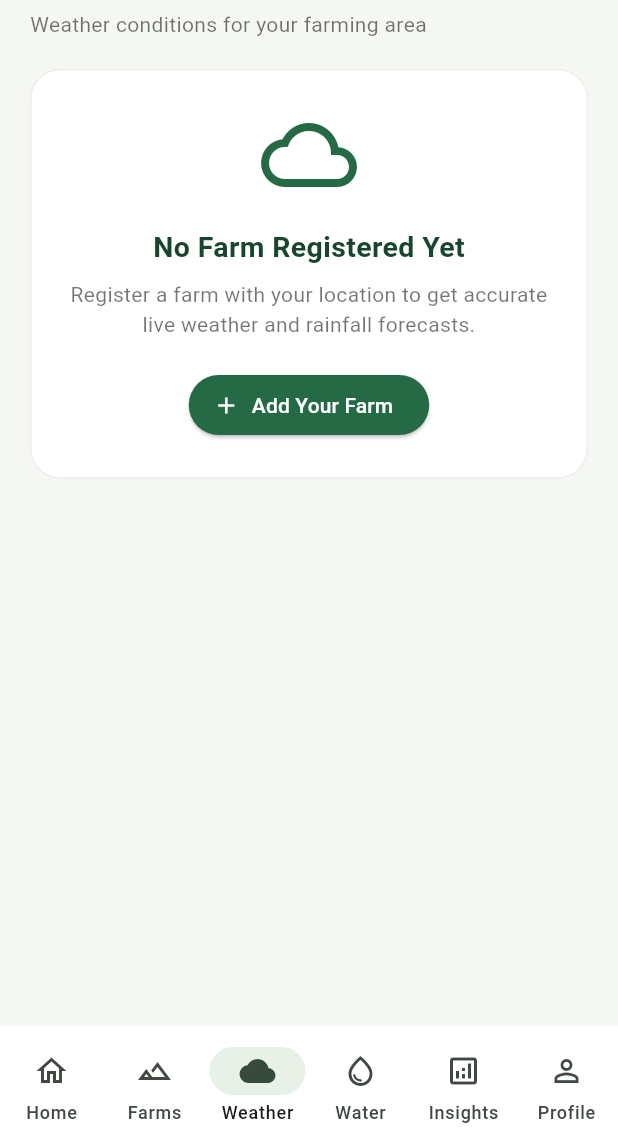
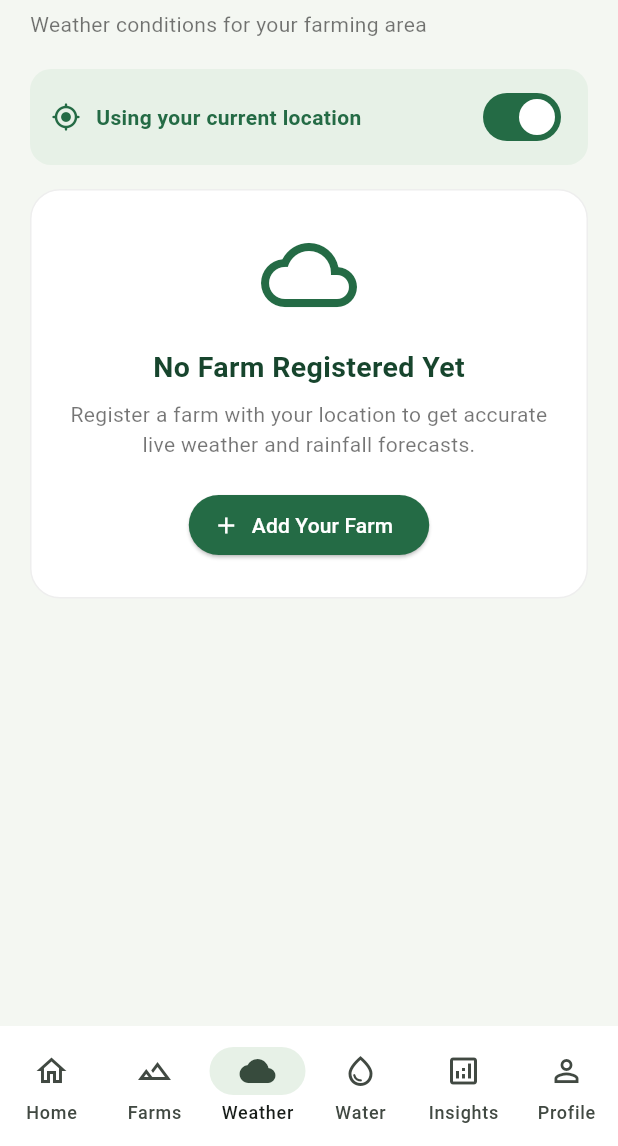
Before and after one commit to akashdebnath-alt/AgriMind-AI, a Flutter app: the MainScreen screen opened directly, item 3 of the bottom bar chosen, on a phone screen of 412 x 824 dp, the part 90-1236 px from its top. Run offline on Flutter 3.47's test engine with Material 3 defaults, Android fonts, the phone set to English and light mode, and no system bars; our stand-ins replace geolocator, material_ui, shared_preferences; accounts and stored records are empty; network calls fail; project files that could hold a hidden picture were left out.

Commit message:
Add location-aware weather support
Co-authored-by: Copilot <223556219+Copilot@users.noreply.github.com>

```diff
--- /dev/null
+++ b/lib/core/services/location_service.dart
@@ -0,0 +1,79 @@
+import 'package:geolocator/geolocator.dart';
+
+/// Result of trying to read the device location.
+class LocationResult {
+  final double? latitude;
+  final double? longitude;
+  final String? error;
+
+  const LocationResult.success(this.latitude, this.longitude) : error = null;
+  const LocationResult.failure(this.error) : latitude = null, longitude = null;
+
+  bool get ok => latitude != null && longitude != null;
+}
+
+/// Asks for location permission and returns the device's current position.
+/// The last good fix is cached so the dashboard and the weather tab don't
+/// each trigger a new GPS lookup or permission prompt.
+class LocationService {
+  static LocationResult? _cached;
+  static DateTime? _cachedAt;
+  static const Duration _cacheFor = Duration(minutes: 10);
+
+  static Future<LocationResult> getCurrentLocation({
+    bool forceRefresh = false,
+  }) async {
+    final cached = _cached;
+    final at = _cachedAt;
+    if (!forceRefresh &&
+        cached != null &&
+        cached.ok &&
+        at != null &&
+        DateTime.now().difference(at) < _cacheFor) {
+      return cached;
+    }
+
+    try {
+      final serviceEnabled = await Geolocator.isLocationServiceEnabled();
+      if (!serviceEnabled) {
+        return const LocationResult.failure(
+          'Location services are turned off. Turn them on to see weather for your current location.',
+        );
+      }
+
+      var permission = await Geolocator.checkPermission();
+      if (permission == LocationPermission.denied) {
+        permission = await Geolocator.requestPermission();
+      }
+      if (permission == LocationPermission.denied) {
+        return const LocationResult.failure(
+          'Location permission was denied. Allow it to see weather for your current location.',
+        );
+      }
+      if (permission == LocationPermission.deniedForever) {
+        return const LocationResult.failure(
+          'Location permission is blocked. Enable it in your device or browser settings.',
+        );
+      }
+
+      // Weather only needs city-level accuracy, which is faster and uses less battery.
+      final pos = await Geolocator.getCurrentPosition(
+        locationSettings: const LocationSettings(
+          accuracy: LocationAccuracy.low,
+          timeLimit: Duration(seconds: 12),
+        ),
+      );
+      final result = LocationResult.success(pos.latitude, pos.longitude);
+      _cached = result;
+      _cachedAt = DateTime.now();
+      return result;
+    } catch (e) {
+      return LocationResult.failure('Could not get your location: $e');
+    }
+  }
+
+  /// Opens the OS settings page for this app (useful after "denied forever").
+  static Future<void> openSettings() async {
+    await Geolocator.openAppSettings();
+  }
+}
--- a/lib/features/weather/weather_screen.dart
+++ b/lib/features/weather/weather_screen.dart
@@ -2,6 +2,7 @@ import 'package:material_ui/material_ui.dart';
 
 import '../../core/app_colors.dart';
 import '../../core/services/api_service.dart';
+import '../../core/services/location_service.dart';
 import '../farms/farm_model.dart';
 
 class WeatherScreen extends StatefulWidget {
@@ -19,6 +20,8 @@ class _WeatherScreenState extends State<WeatherScreen> {
   Map<String, dynamic>? _weatherData;
   List<Farm> _farms = [];
   int? _selectedFarmId;
+  bool _useCurrentLocation = true;
+  String? _locationError;
 
   @override
   void initState() {
@@ -46,10 +49,27 @@ class _WeatherScreenState extends State<WeatherScreen> {
         _selectedFarmId = _farms.first.id;
       }
 
-      final data = await ApiService().getWeather(farmId: _selectedFarmId);
+      Map<String, dynamic>? data;
+      String? locationError;
+      if (_useCurrentLocation) {
+        final loc = await LocationService.getCurrentLocation(
+          forceRefresh: forceRefresh,
+        );
+        if (loc.ok) {
+          data = await ApiService().getWeather(
+            lat: loc.latitude,
+            lon: loc.longitude,
+          );
+        } else {
+          locationError = loc.error;
+        }
+      }
+      // Fall back to the selected farm if location is off, denied or failed.
+      data ??= await ApiService().getWeather(farmId: _selectedFarmId);
       if (mounted) {
         setState(() {
           _weatherData = data;
+          _locationError = locationError;
           _isLoading = false;
         });
       }
@@ -140,6 +160,10 @@ class _WeatherScreenState extends State<WeatherScreen> {
 
                 const SizedBox(height: 20),
 
+                // Current-location toggle (shows a hint if permission is missing)
+                _locationBar(),
+                const SizedBox(height: 16),
+
                 // Farm selector dropdown if multiple farms exist
                 if (_farms.length > 1) ...[
                   Container(
@@ -173,7 +197,10 @@ class _WeatherScreenState extends State<WeatherScreen> {
                         }).toList(),
                         onChanged: (val) {
                           if (val != null && val != _selectedFarmId) {
-                            setState(() => _selectedFarmId = val);
+                            setState(() {
+                              _selectedFarmId = val;
+                              _useCurrentLocation = false;
+                            });
                             _loadWeather();
                           }
                         },
@@ -251,7 +278,7 @@ class _WeatherScreenState extends State<WeatherScreen> {
                         const SizedBox(height: 10),
                         Text(
                           _weatherData != null
-                              ? 'Live forecast powered by Open-Meteo for ${_weatherData!['farm_name'] ?? 'your farm'}. '
+                              ? 'Live forecast powered by Open-Meteo for ${_weatherData!['farm_name'] ?? 'your current location'}. '
                                     'Rainfall and reference evapotranspiration (ET0) are directly integrated into irrigation planning.'
                               : 'Weather information helps plan field activities, monitor rainfall, and calculate smart irrigation needs.',
                           style: const TextStyle(height: 1.4),
@@ -279,6 +306,76 @@ class _WeatherScreenState extends State<WeatherScreen> {
             ),
           ),
         ),
+      ),
+    );
+  }
+
+  Widget _locationBar() {
+    final hasError = _useCurrentLocation && _locationError != null;
+    final accent = hasError ? Colors.orange.shade800 : AppColors.green;
+
+    return Container(
+      width: double.infinity,
+      padding: const EdgeInsets.symmetric(horizontal: 14, vertical: 8),
+      decoration: BoxDecoration(
+        color: hasError ? Colors.orange.shade50 : AppColors.lightGreen,
+        borderRadius: BorderRadius.circular(14),
+      ),
+      child: Column(
+        crossAxisAlignment: CrossAxisAlignment.start,
+        children: [
+          Row(
+            children: [
+              Icon(
+                hasError
+                    ? Icons.location_off_rounded
+                    : Icons.my_location_rounded,
+                color: accent,
+                size: 20,
+              ),
+              const SizedBox(width: 10),
+              Expanded(
+                child: Text(
+                  !_useCurrentLocation
+                      ? 'Showing weather for your farm'
+                      : hasError
+                      ? 'Current location unavailable'
+                      : 'Using your current location',
+                  style: TextStyle(
+                    fontWeight: FontWeight.w600,
+                    color: accent,
+                  ),
+                ),
+              ),
+              Switch(
+                value: _useCurrentLocation,
+                onChanged: (val) {
+                  setState(() => _useCurrentLocation = val);
+                  _loadWeather(forceRefresh: val);
+                },
+              ),
+            ],
+          ),
+          if (hasError) ...[
+            Text(
+              _locationError!,
+              style: TextStyle(fontSize: 12, color: Colors.orange.shade900),
+            ),
+            Row(
+              mainAxisAlignment: MainAxisAlignment.end,
+              children: [
+                TextButton(
+                  onPressed: LocationService.openSettings,
+                  child: const Text('Open settings'),
+                ),
+                TextButton(
+                  onPressed: () => _loadWeather(forceRefresh: true),
+                  child: const Text('Retry'),
+                ),
+              ],
+            ),
+          ],
+        ],
       ),
     );
   }
@@ -337,9 +434,11 @@ class _WeatherScreenState extends State<WeatherScreen> {
     final location =
         _weatherData?['location'] ??
         (_farms.isNotEmpty ? _farms.first.location : 'Your Farm Location');
-    final farmName =
-        _weatherData?['farm_name'] ??
-        (_farms.isNotEmpty ? _farms.first.name : null);
+    final isCurrentLocation = _weatherData?['is_current_location'] == true;
+    final farmName = isCurrentLocation
+        ? null
+        : (_weatherData?['farm_name'] ??
+              (_farms.isNotEmpty ? _farms.first.name : null));
 
     final temp = cur != null ? '${cur['temperature_c']?.round()}°C' : '28°C';
     final condition = cur != null
--- a/pubspec.yaml
+++ b/pubspec.yaml
@@ -37,6 +37,7 @@ dependencies:
   http: ^1.6.0
   shared_preferences: ^2.5.6
   intl: ^0.20.3
+  geolocator: ^14.0.2
 
 
   material_ui: any
```
Also changed, not shown: lib/core/services/api_service.dart (+9 -2 lines), lib/features/main_screen.dart (+10 -1 lines), pubspec.lock, 7 other files.
